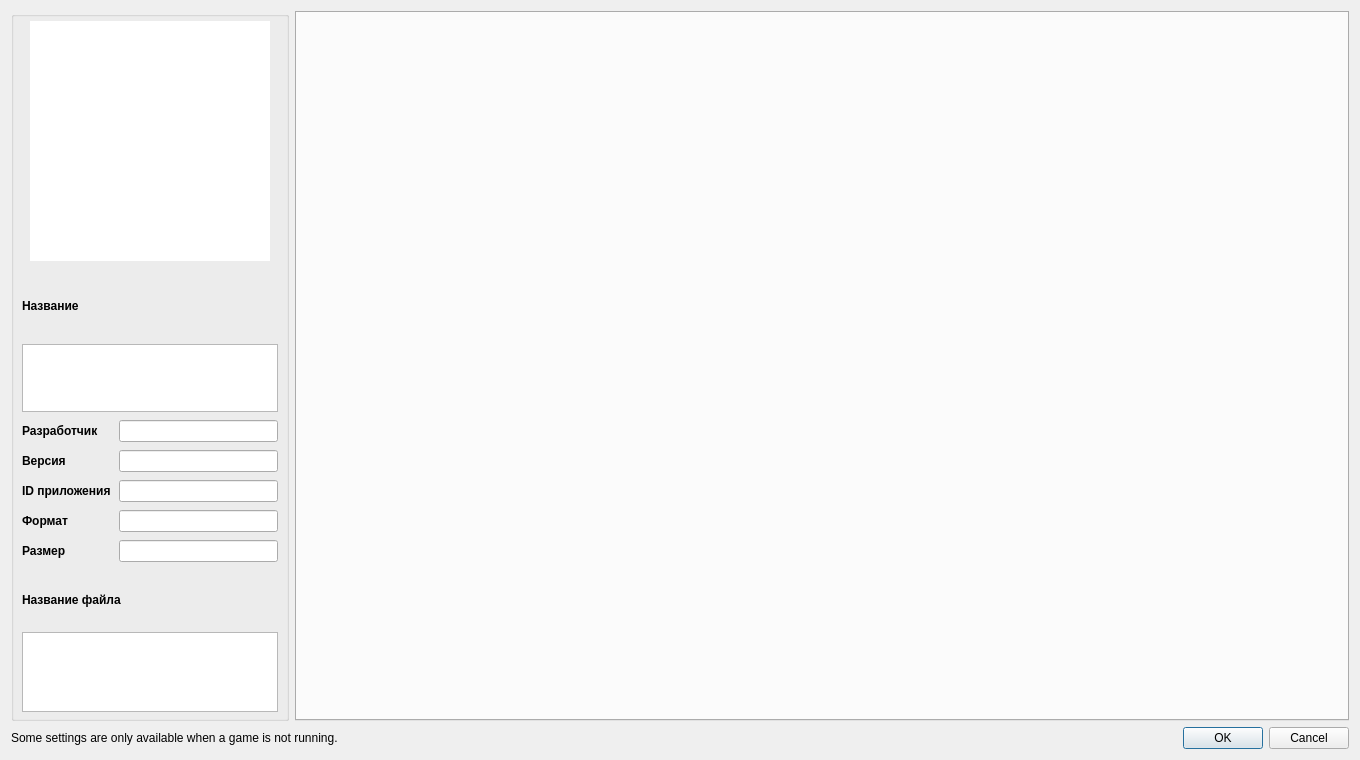
First picture: the form in src/storm_switch/configuration/configure_per_game.ui, repository ReiKatari/STORM_SWITCH, before the edit.
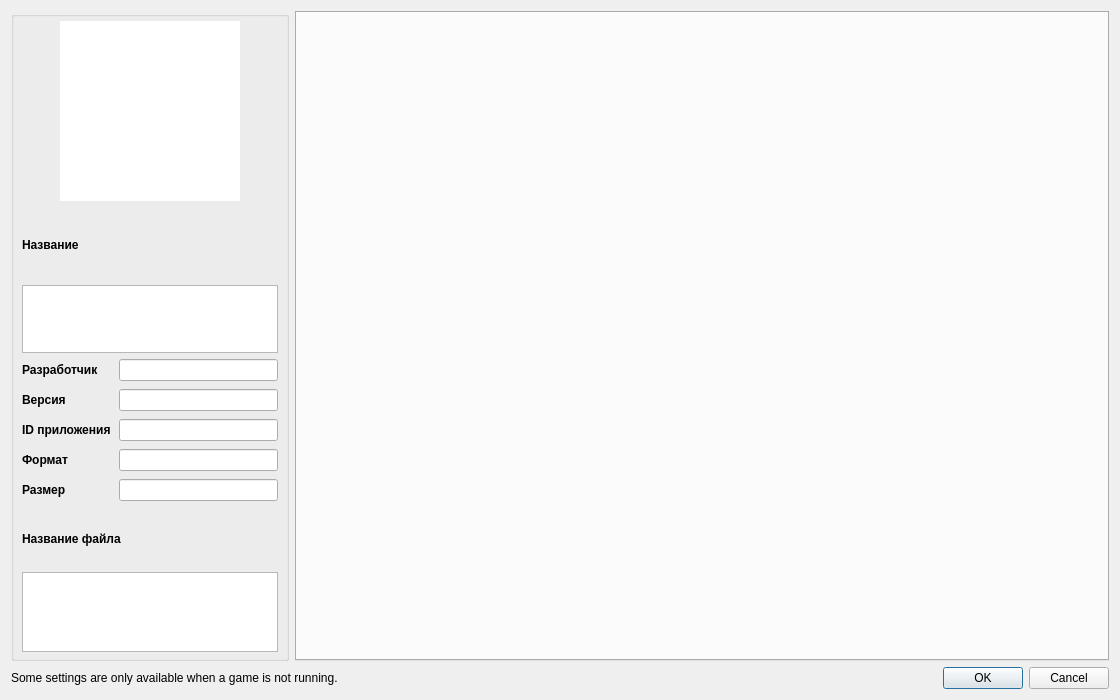
Second picture: the form after the edit.

```diff
--- a/src/storm_switch/configuration/configure_per_game.ui
+++ b/src/storm_switch/configuration/configure_per_game.ui
@@ -6,14 +6,14 @@
    <rect>
     <x>0</x>
     <y>0</y>
-    <width>1360</width>
-    <height>760</height>
+    <width>1120</width>
+    <height>700</height>
    </rect>
   </property>
   <property name="minimumSize">
    <size>
-    <width>1200</width>
-    <height>720</height>
+    <width>680</width>
+    <height>480</height>
    </size>
   </property>
   <property name="windowTitle">
@@ -35,7 +35,7 @@
        </property>
         <layout class="QVBoxLayout" name="verticalLayout">
          <property name="spacing">
-          <number>8</number>
+          <number>6</number>
          </property>
          <property name="leftMargin">
           <number>8</number>
@@ -59,14 +59,14 @@
            </property>
            <property name="minimumSize">
             <size>
-             <width>240</width>
-             <height>240</height>
+             <width>160</width>
+             <height>160</height>
             </size>
            </property>
            <property name="maximumSize">
             <size>
-             <width>240</width>
-             <height>240</height>
+             <width>180</width>
+             <height>180</height>
             </size>
            </property>
            <property name="frameShape">
```
